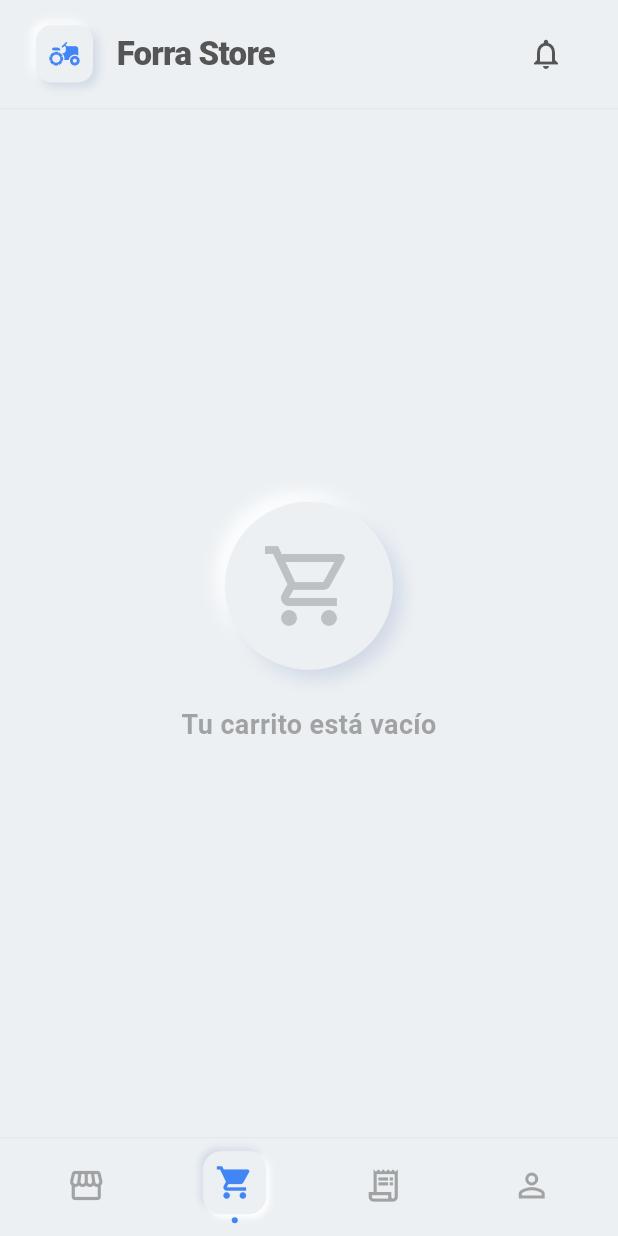
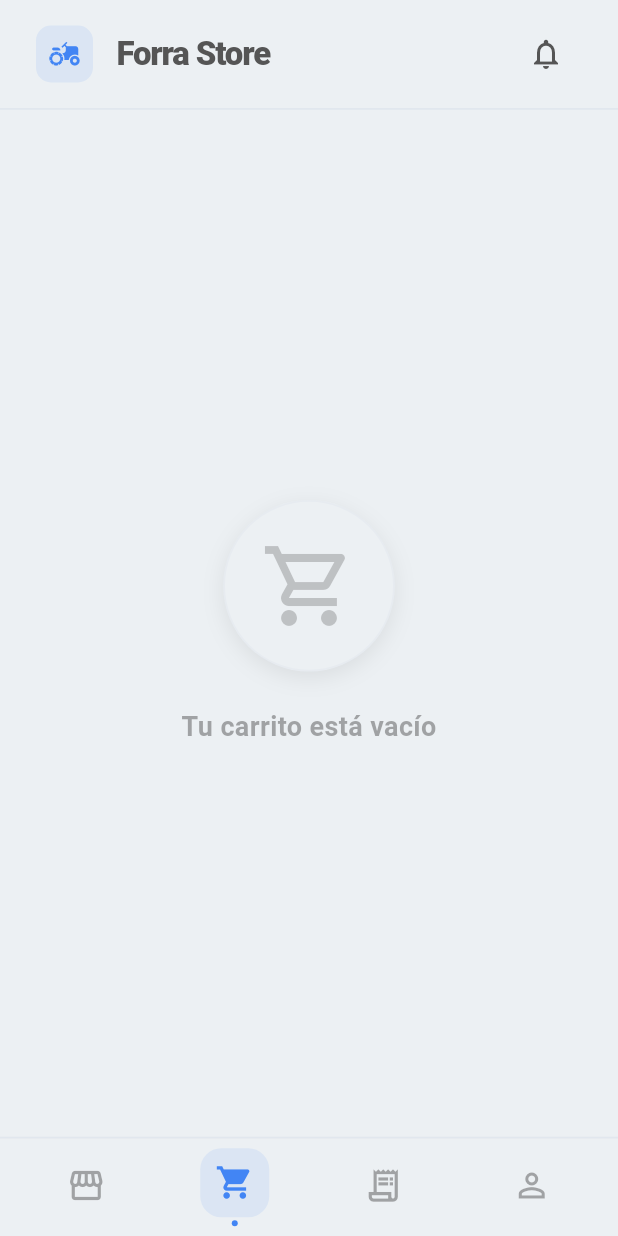
Before and after one commit to Johann-Yamil15/Forra_store, a Flutter app: the MainScreenTrabajador screen opened directly, swiped to page 2, on a phone screen of 412 x 824 dp. Run offline on Flutter 3.47's test engine with Material 3 defaults, Android fonts, the phone set to English and light mode, and no system bars; our stand-ins replace google_fonts, shared_preferences; accounts and stored records are empty; network calls fail.

Commit message:
feat: implement main worker navigation layout and product grid card component

```diff
--- a/lib/core/utils/neumorphic_style.dart
+++ b/lib/core/utils/neumorphic_style.dart
@@ -10,45 +10,44 @@ class NeumorphicStyle {
     double radius = 18,
     double depth = 6,
   }) {
+    final bool isDark = colors.background.computeLuminance() < 0.5;
     return BoxDecoration(
       color: colors.background,
       borderRadius: BorderRadius.circular(radius),
+      border: Border.all(
+        color: isDark
+            ? colors.lightShadow.withOpacity(0.1)
+            : colors.darkShadow.withOpacity(0.2),
+        width: 1.2,
+      ),
       boxShadow: [
         BoxShadow(
-          color: colors.lightShadow,
-          offset: Offset(-depth, -depth),
-          blurRadius: depth * 1.5,
-        ),
-        BoxShadow(
-          color: colors.darkShadow,
-          offset: Offset(depth, depth),
-          blurRadius: depth * 1.5,
+          color: Colors.black.withOpacity(isDark ? 0.3 : 0.08),
+          offset: const Offset(0, 4),
+          blurRadius: 12,
         ),
       ],
     );
   }
 
-  /// Caja hundida con estilo neumórfico
+  /// Estilo limpio para contenedores internos
   static BoxDecoration inset(
     NeumorphicColors colors, {
     double radius = 18,
     double depth = 4,
   }) {
+    final bool isDark = colors.background.computeLuminance() < 0.5;
     return BoxDecoration(
-      color: colors.background,
+      color: isDark
+          ? Colors.white.withOpacity(0.03)
+          : Colors.black.withOpacity(0.03),
       borderRadius: BorderRadius.circular(radius),
-      boxShadow: [
-        BoxShadow(
-          color: colors.darkShadow,
-          offset: Offset(-depth, -depth),
-          blurRadius: depth * 1.5,
-        ),
-        BoxShadow(
-          color: colors.lightShadow,
-          offset: Offset(depth, depth),
-          blurRadius: depth * 1.5,
-        ),
-      ],
+      border: Border.all(
+        color: isDark
+            ? colors.lightShadow.withOpacity(0.1)
+            : colors.darkShadow.withOpacity(0.15),
+        width: 1,
+      ),
     );
   }
 }
--- a/lib/presentation/screens/main/main_trabajador.dart
+++ b/lib/presentation/screens/main/main_trabajador.dart
@@ -111,6 +111,7 @@ class _InternalAppBar extends StatelessWidget {
 
   @override
   Widget build(BuildContext context) {
+    final isDark = Theme.of(context).brightness == Brightness.dark;
     return SafeArea(
       bottom: false,
       child: Container(
@@ -119,8 +120,8 @@ class _InternalAppBar extends StatelessWidget {
           color: colors.background,
           border: Border(
             bottom: BorderSide(
-              color: colors.darkShadow.withOpacity(0.3),
-              width: 1,
+              color: colors.darkShadow.withOpacity(isDark ? 0.2 : 0.4),
+              width: 1.2,
             ),
           ),
         ),
@@ -128,7 +129,10 @@ class _InternalAppBar extends StatelessWidget {
           children: [
             Container(
               padding: const EdgeInsets.all(8),
-              decoration: NeumorphicStyle.elevated(colors, radius: 10, depth: 3),
+              decoration: BoxDecoration(
+                color: colors.primary.withOpacity(0.1),
+                borderRadius: BorderRadius.circular(10),
+              ),
               child: Icon(Icons.agriculture, color: colors.primary, size: 22),
             ),
             const SizedBox(width: 16),
@@ -137,8 +141,8 @@ class _InternalAppBar extends StatelessWidget {
                 'Forra Store',
                 style: TextStyle(
                   fontSize: 22,
-                  fontWeight: FontWeight.w900,
-                  letterSpacing: -0.5,
+                  fontWeight: FontWeight.w800,
+                  letterSpacing: -0.8,
                   color: colors.text,
                 ),
               ),
@@ -169,13 +173,14 @@ class _InstagramStyleNavBar extends StatelessWidget {
 
   @override
   Widget build(BuildContext context) {
+    final isDark = Theme.of(context).brightness == Brightness.dark;
     return Container(
       decoration: BoxDecoration(
         color: colors.background,
         border: Border(
           top: BorderSide(
-            color: colors.darkShadow.withOpacity(0.3),
-            width: 1,
+            color: colors.darkShadow.withOpacity(isDark ? 0.2 : 0.4),
+            width: 1.2,
           ),
         ),
       ),
@@ -199,9 +204,12 @@ class _InstagramStyleNavBar extends StatelessWidget {
                     children: [
                       AnimatedContainer(
                         duration: const Duration(milliseconds: 300),
-                        padding: const EdgeInsets.all(8),
+                        padding: const EdgeInsets.all(10),
                         decoration: isSelected
-                            ? NeumorphicStyle.inset(colors, radius: 12, depth: 2)
+                            ? BoxDecoration(
+                                color: colors.primary.withOpacity(0.1),
+                                borderRadius: BorderRadius.circular(14),
+                              )
                             : const BoxDecoration(),
                         child: Icon(
                           isSelected ? item.activeIcon : item.icon,
```
Also changed, not shown: lib/presentation/screens/home/cart_screen.dart (+14 -2 lines), lib/presentation/screens/home/productos_screen.dart (+25 -8 lines), lib/presentation/widgets/product_grid_card.dart (+8 -7 lines).
